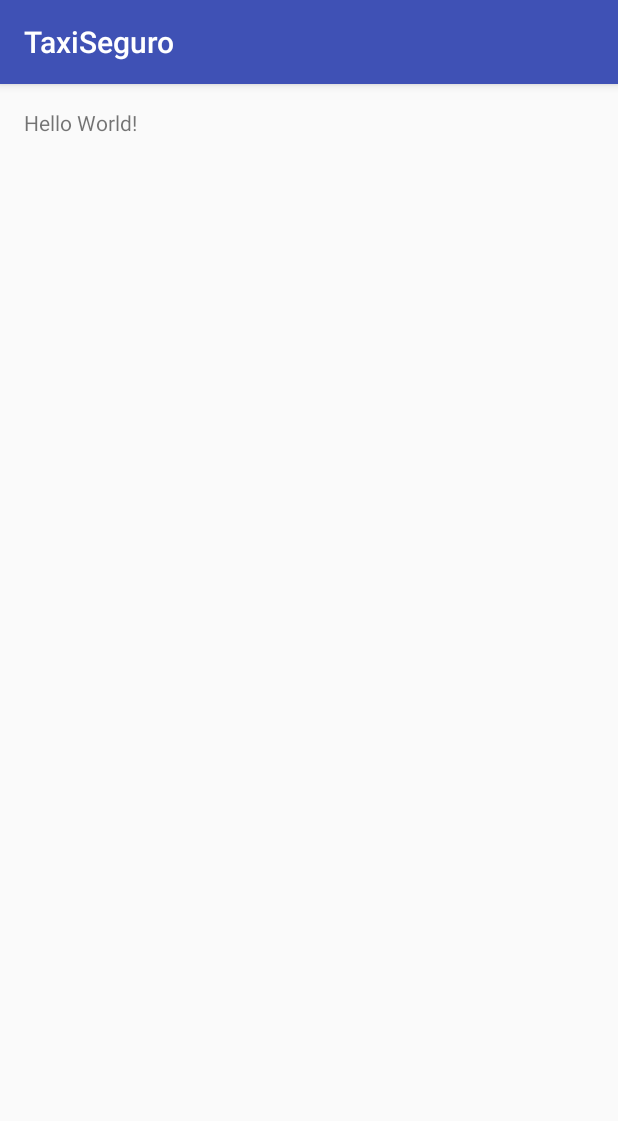
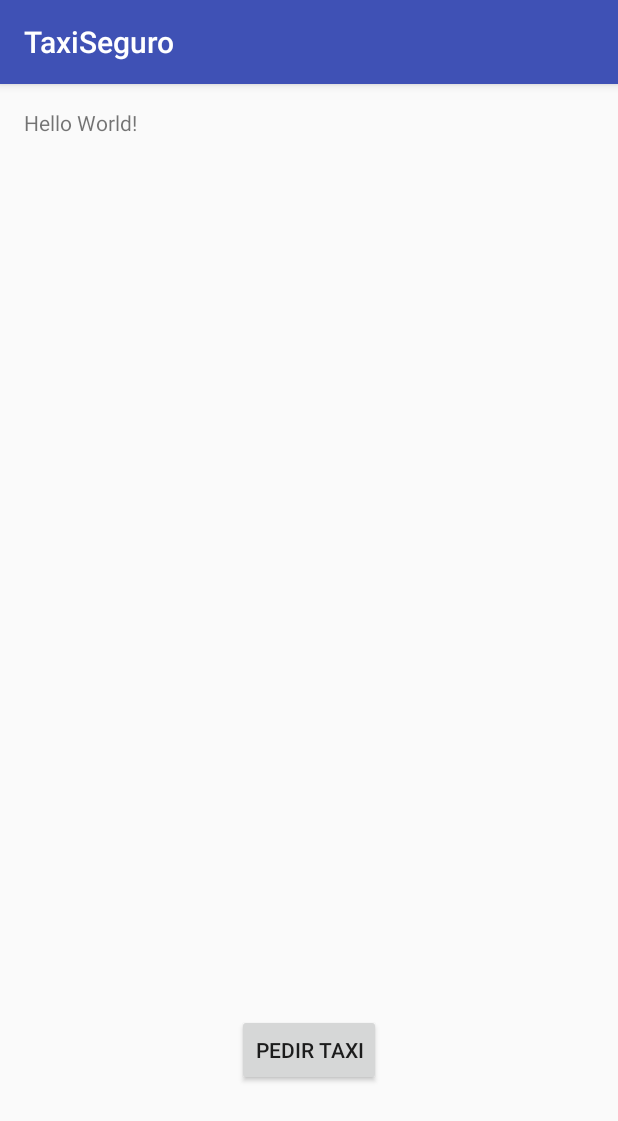
Before and after one commit to breakingRisk/TaxiSeguro, an Android app: the screen it shows after launch (MainActivity), on a phone screen of 412 x 824 dp. Shown: the top 1121 px of the screen. Run offline under Robolectric (Android 15) with nearby library versions, the phone set to English and light mode, and no system bars.

```diff
--- a/TaxiSeguro/app/src/main/java/com/example/magdiel/taxiseguro/MainActivity.java
+++ b/TaxiSeguro/app/src/main/java/com/example/magdiel/taxiseguro/MainActivity.java
@@ -1,13 +1,25 @@
 package com.example.magdiel.taxiseguro;
 
+import android.content.Intent;
+import android.os.Bundle;
 import android.support.v7.app.AppCompatActivity;
-import android.os.Bundle;
+import android.view.View;
+import android.widget.Button;
 
-public class MainActivity extends AppCompatActivity {
+public class MainActivity extends AppCompatActivity implements View.OnClickListener {
 
     @Override
     protected void onCreate(Bundle savedInstanceState) {
         super.onCreate(savedInstanceState);
         setContentView(R.layout.activity_main);
+
+        Button pedir = (Button)findViewById( R.id.pedir );
+
+        pedir.setOnClickListener(this);
+    }
+
+    public void onClick(View view) {
+        Intent abrir = new Intent(this, pedirTaxi.class);
+        startActivity(abrir);
     }
 }
--- a/TaxiSeguro/app/src/main/res/layout/activity_main.xml
+++ b/TaxiSeguro/app/src/main/res/layout/activity_main.xml
@@ -7,5 +7,15 @@
     android:paddingBottom="@dimen/activity_vertical_margin" tools:context=".MainActivity">
 
     <TextView android:text="Hello World!" android:layout_width="wrap_content"
-        android:layout_height="wrap_content" />
+        android:layout_height="wrap_content"
+        android:id="@+id/textView" />
+
+    <Button
+        android:layout_width="wrap_content"
+        android:layout_height="wrap_content"
+        android:text="Pedir Taxi"
+        android:id="@+id/pedir"
+        android:layout_marginBottom="84dp"
+        android:layout_alignParentBottom="true"
+        android:layout_centerHorizontal="true" />
 </RelativeLayout>
```
